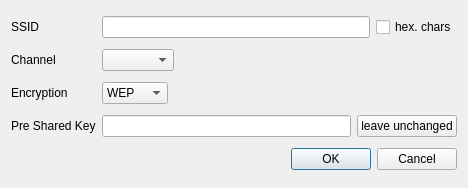
Qt form qnut/adhoc.ui (dosnut/nut) before a commit.
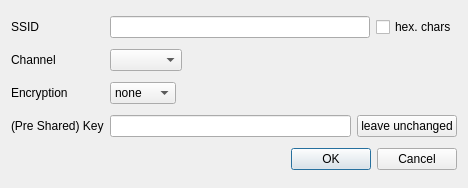
The same form after that commit.

Commit message: [QNUT] fixed missing encryption setting "none" in ad-hoc config

Diff of the .ui file:
```diff
--- a/qnut/adhoc.ui
+++ b/qnut/adhoc.ui
@@ -88,6 +88,11 @@
     <layout class="QHBoxLayout" >
      <item>
       <widget class="QComboBox" name="encCombo" >
+       <item>
+        <property name="text" >
+         <string>none</string>
+        </property>
+       </item>
        <item>
         <property name="text" >
          <string>WEP</string>
@@ -123,7 +128,7 @@
    <item row="3" column="0" >
     <widget class="QLabel" name="label_2" >
      <property name="text" >
-      <string>Pre Shared Key</string>
+      <string>(Pre Shared) Key</string>
      </property>
      <property name="buddy" >
       <cstring>pskEdit</cstring>
```
